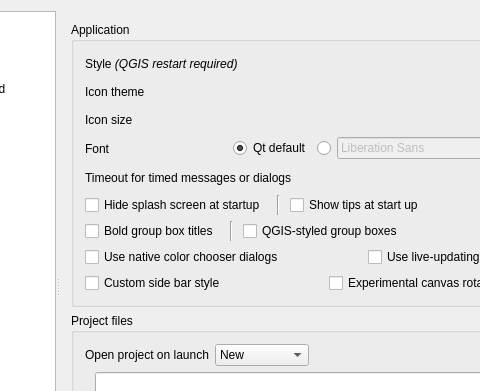
Above: src/ui/qgsoptionsbase.ui from qgis/QGIS before the change; both pictures show x 105 to 585 and y 0 to 391 of the 800 by 600 pixel window. Below: the same form after it.
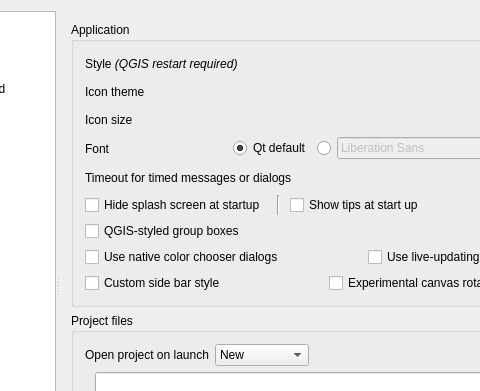
That is the form after the change. Icons and pictures are not drawn. Custom widgets are drawn as their Qt base class.

Commit message: Remove option to bold group box names, now always on

```diff
--- a/src/ui/qgsoptionsbase.ui
+++ b/src/ui/qgsoptionsbase.ui
@@ -282,8 +282,8 @@
               <property name="geometry">
                <rect>
                 <x>0</x>
-                <y>-137</y>
-                <width>626</width>
+                <y>0</y>
+                <width>635</width>
                 <height>670</height>
                </rect>
               </property>
@@ -586,32 +586,6 @@
                   </item>
                   <item>
                    <layout class="QHBoxLayout" name="horizontalLayout_30">
-                    <item>
-                     <widget class="QCheckBox" name="mBoldGroupBoxTitleChkBx">
-                      <property name="sizePolicy">
-                       <sizepolicy hsizetype="Maximum" vsizetype="Fixed">
-                        <horstretch>0</horstretch>
-                        <verstretch>0</verstretch>
-                       </sizepolicy>
-                      </property>
-                      <property name="text">
-                       <string>Bold group box titles</string>
-                      </property>
-                     </widget>
-                    </item>
-                    <item>
-                     <widget class="Line" name="line_2">
-                      <property name="minimumSize">
-                       <size>
-                        <width>12</width>
-                        <height>0</height>
-                       </size>
-                      </property>
-                      <property name="orientation">
-                       <enum>Qt::Vertical</enum>
-                      </property>
-                     </widget>
-                    </item>
                     <item>
                      <widget class="QCheckBox" name="mCustomGroupBoxChkBx">
                       <property name="text">
```
Left out of the diff: 304 changed lines with no effect on the pictures. The commit also changes 3 other files.
